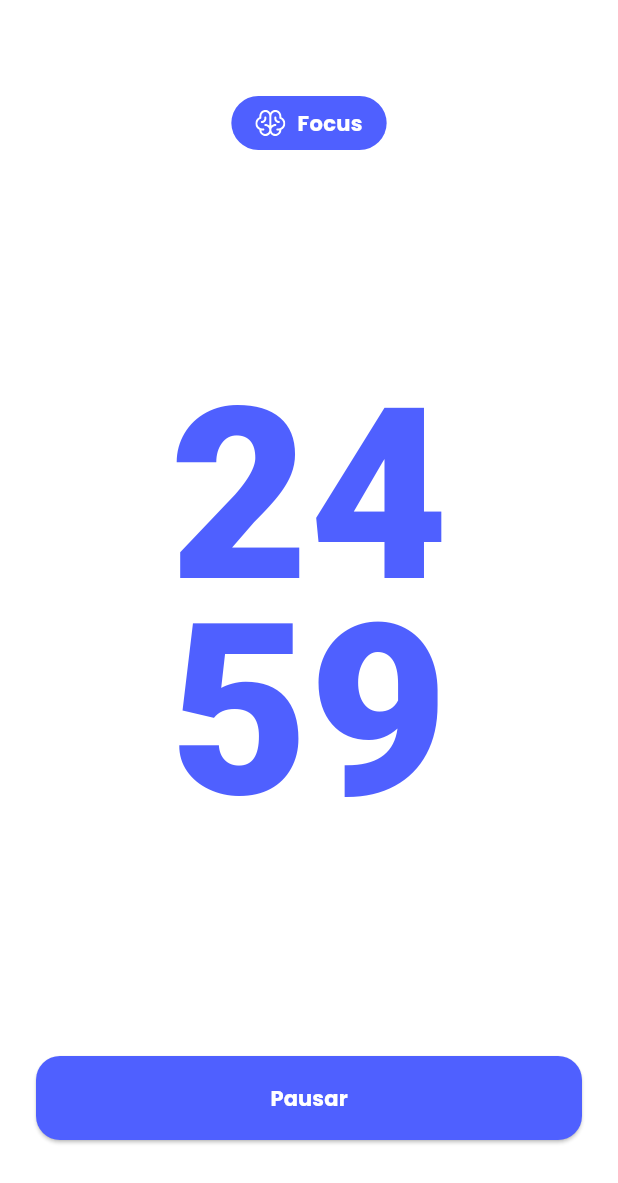
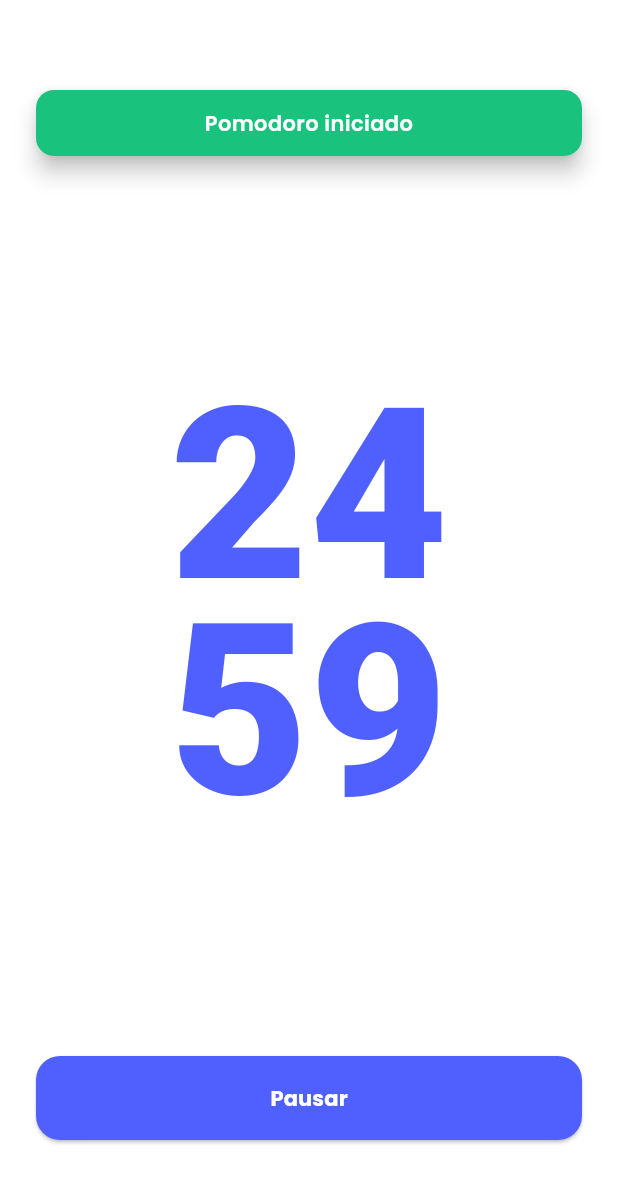
Before and after one commit to delcor027/TaskMaster, a Flutter app: the FocusModePage screen opened directly, after a tap on "Iniciar", on a phone screen of 412 x 824 dp. Shown: the top 1183 px of the screen. Run offline on Flutter 3.47's test engine with Material 3 defaults, Android fonts, the phone set to English and light mode, and no system bars; our stand-ins replace flutter_svg, google_fonts.

Commit message:
feat: fazendo pomodoro funcional e adicionando cards quando for pausado e iniciado

```diff
--- a/lib/pages/focus_mode_page.dart
+++ b/lib/pages/focus_mode_page.dart
@@ -2,6 +2,7 @@ import 'dart:async';
 import 'package:flutter/material.dart';
 import 'package:flutter_svg/flutter_svg.dart';
 import 'package:google_fonts/google_fonts.dart';
+import '../core/theme/app_theme.dart';
 
 class FocusModePage extends StatefulWidget {
   const FocusModePage({super.key});
@@ -16,9 +17,30 @@ class _FocusModePageState extends State<FocusModePage> {
   Timer? _timer;
   bool _isRunning = false;
 
+  String? _statusMessage;
+  Color? _statusColor;
+  bool _showPopup = false;
+
+  void _showStatus(String message, Color color) {
+    setState(() {
+      _statusMessage = message;
+      _statusColor = color;
+      _showPopup = true;
+    });
+
+    // Esconde o popup após 3 segundos
+    Timer(const Duration(seconds: 3), () {
+      if (mounted) {
+        setState(() => _showPopup = false);
+      }
+    });
+  }
+
   void _startOrPauseTimer() {
     if (_isRunning) {
       _timer?.cancel();
+      setState(() => _isRunning = false);
+      _showStatus('Pomodoro pausado', AppColors.warning);
     } else {
       _timer = Timer.periodic(const Duration(seconds: 1), (timer) {
         if (_remainingSeconds == 0) {
@@ -31,11 +53,10 @@ class _FocusModePageState extends State<FocusModePage> {
           setState(() => _remainingSeconds--);
         }
       });
+
+      setState(() => _isRunning = true);
+      _showStatus('Pomodoro iniciado', AppColors.accent);
     }
-
-    setState(() {
-      _isRunning = !_isRunning;
-    });
   }
 
   @override
@@ -49,7 +70,9 @@ class _FocusModePageState extends State<FocusModePage> {
     final color = Theme.of(context).colorScheme.primary;
 
     return Scaffold(
-      body: Padding(
+      body: Stack(
+        children: [
+          Padding(
             padding: const EdgeInsets.symmetric(horizontal: 24, vertical: 64),
             child: Column(
               children: [
@@ -121,6 +144,36 @@ class _FocusModePageState extends State<FocusModePage> {
               ],
             ),
           ),
+
+          // Pop-up flutuante
+          if (_statusMessage != null)
+            Positioned(
+              top: 60,
+              left: 24,
+              right: 24,
+              child: AnimatedOpacity(
+                duration: const Duration(milliseconds: 300),
+                opacity: _showPopup ? 1.0 : 0.0,
+                child: Material(
+                  elevation: 6,
+                  borderRadius: BorderRadius.circular(12),
+                  child: Container(
+                    padding: const EdgeInsets.symmetric(horizontal: 16, vertical: 12),
+                    decoration: BoxDecoration(
+                      color: _statusColor,
+                      borderRadius: BorderRadius.circular(12),
+                    ),
+                    child: Text(
+                      _statusMessage!,
+                      style: const TextStyle(color: Colors.white, fontWeight: FontWeight.w600),
+                      textAlign: TextAlign.center,
+                    ),
+                  ),
+                ),
+              ),
+            ),
+        ],
+      ),
     );
   }
 }
```
Lines whose indentation alone changed are shown as unchanged.
